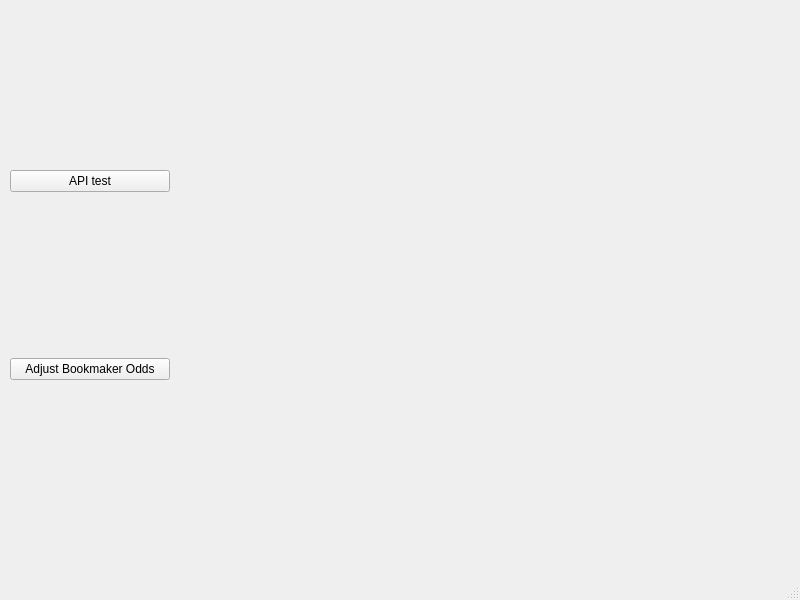
Qt form gui/main.ui (CristianProdaniuc/Bet_Omnitool) before a commit.
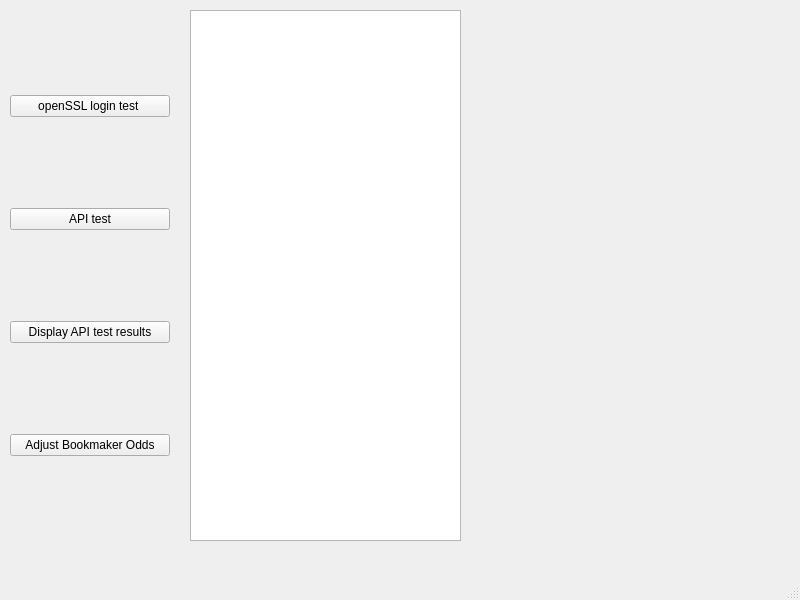
The same form after that commit.

Commit message: openSSL login

What changed in the file:
```diff
--- a/gui/main.ui
+++ b/gui/main.ui
@@ -24,6 +24,13 @@
      </rect>
     </property>
     <layout class="QVBoxLayout" name="verticalLayoutMenu">
+     <item>
+      <widget class="QPushButton" name="buttonLoginTest">
+       <property name="text">
+        <string>openSSL login test </string>
+       </property>
+      </widget>
+     </item>
      <item>
       <widget class="QPushButton" name="buttonAPItest">
        <property name="text">
@@ -31,6 +38,13 @@
        </property>
       </widget>
      </item>
+     <item>
+      <widget class="QPushButton" name="buttonDisplayResults">
+       <property name="text">
+        <string>Display API test results</string>
+       </property>
+      </widget>
+     </item>
      <item>
       <widget class="QPushButton" name="buttonAdjustBookmakerOdds">
        <property name="text">
@@ -40,6 +54,16 @@
      </item>
     </layout>
    </widget>
+   <widget class="QListView" name="APItestListView">
+    <property name="geometry">
+     <rect>
+      <x>190</x>
+      <y>10</y>
+      <width>271</width>
+      <height>531</height>
+     </rect>
+    </property>
+   </widget>
   </widget>
   <widget class="QMenuBar" name="menubar">
    <property name="geometry">
```
The commit also changes 4 other files.
